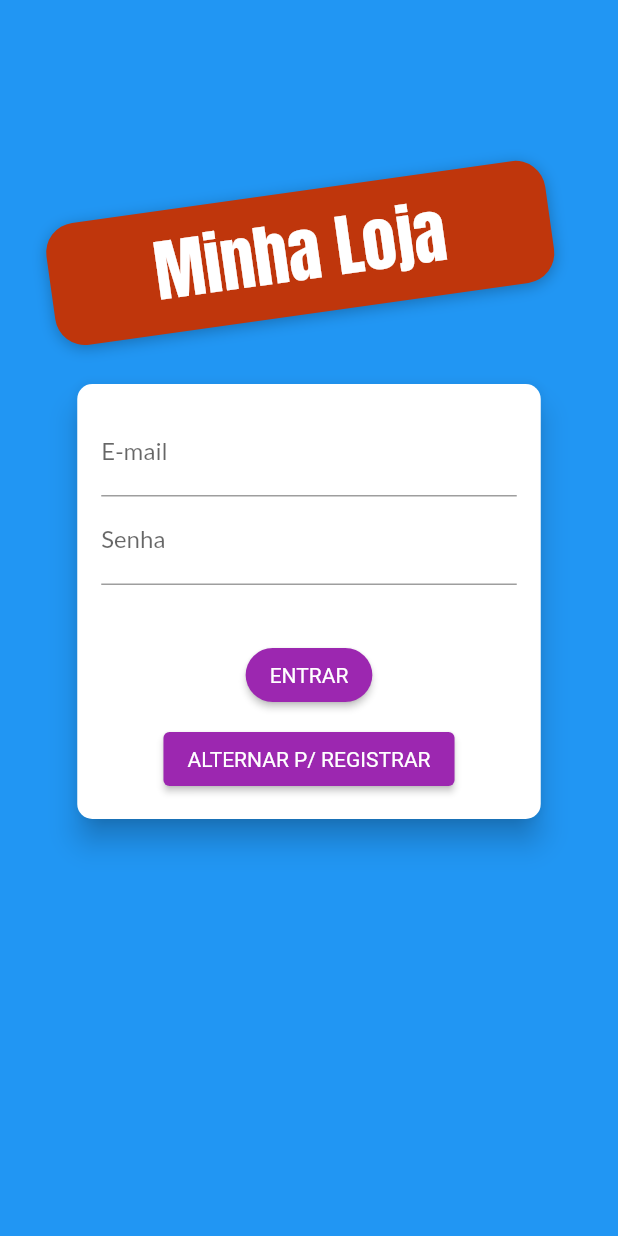
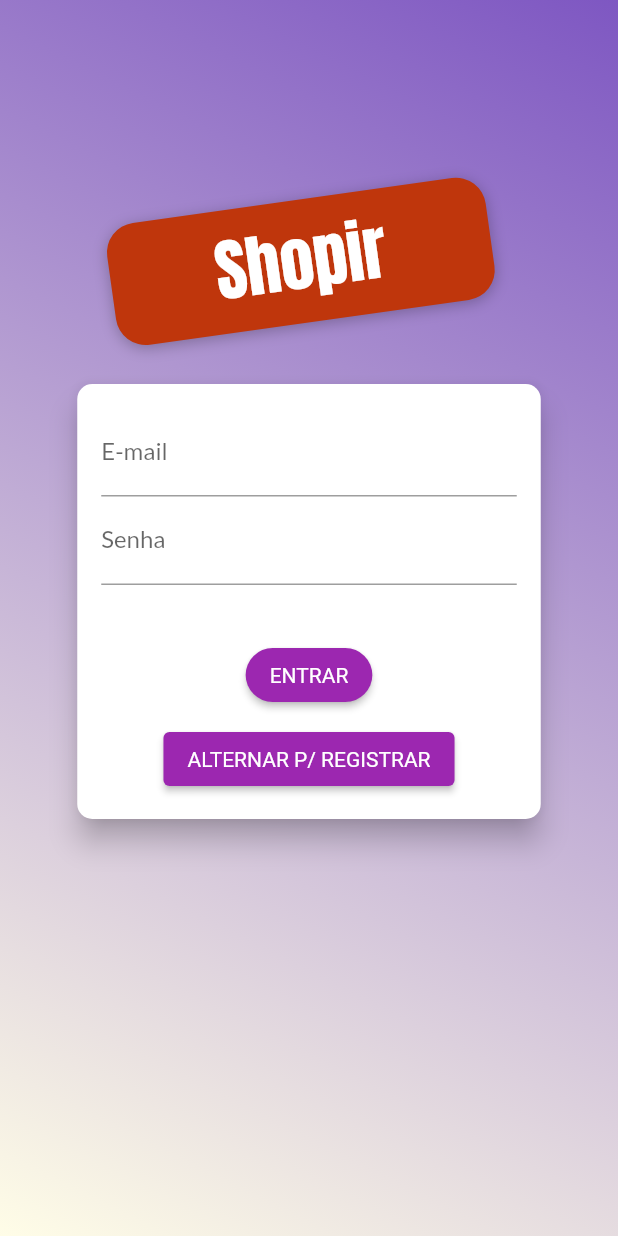
Before and after one commit to JFmaia/shopir, a Flutter app: the screen it shows after launch, on a phone screen of 412 x 824 dp. Run offline on Flutter 3.47's test engine with Material 2 defaults, Android fonts, the phone set to English and light mode, and no system bars.

Commit message:
modified code, gradient

```diff
--- a/lib/view/auth_screen.dart
+++ b/lib/view/auth_screen.dart
@@ -10,7 +10,16 @@ class AuthScreen extends StatelessWidget {
       body: Stack(
         children: [
           Container(
-            decoration: BoxDecoration(color: Colors.blue),
+            decoration: BoxDecoration(
+              gradient: LinearGradient(
+                begin: Alignment.topRight,
+                end: Alignment.bottomLeft,
+                colors: [
+                  Colors.deepPurple.shade400,
+                  Colors.yellow.shade50,
+                ],
+              ),
+            ),
           ),
           SingleChildScrollView(
             child: Container(
@@ -40,7 +49,7 @@ class AuthScreen extends StatelessWidget {
                       ],
                     ),
                     child: Text(
-                      "Minha Loja",
+                      "Shopir",
                       style: TextStyle(
                         color:
                             Theme.of(context).accentTextTheme.headline6.color,
```
